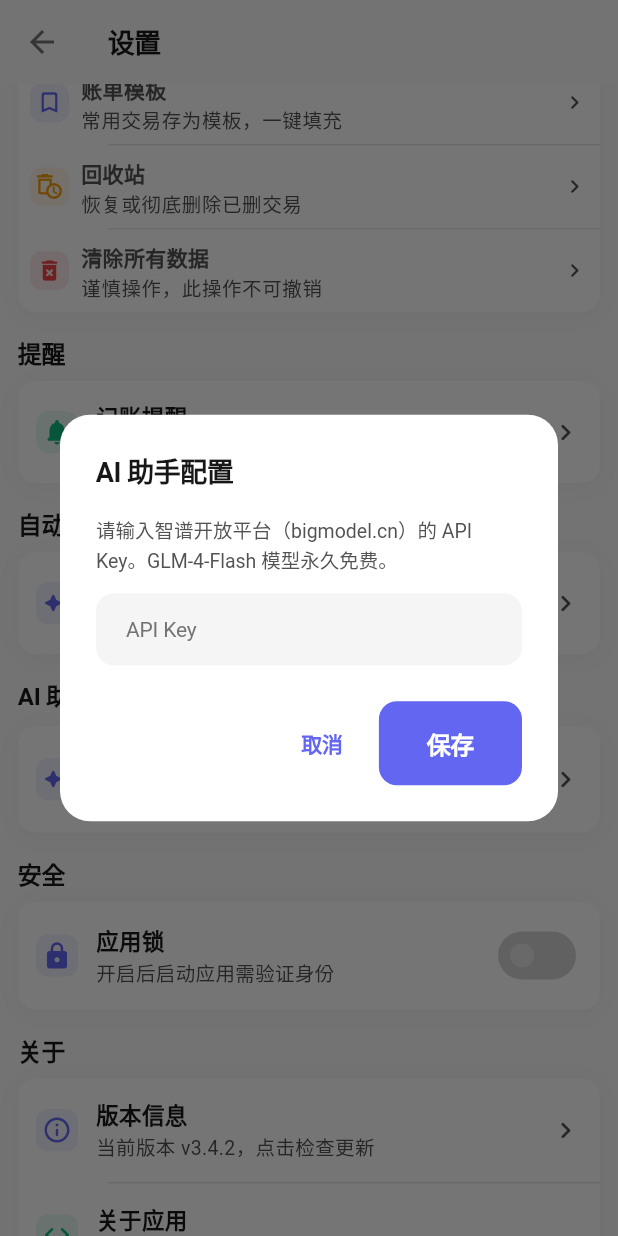
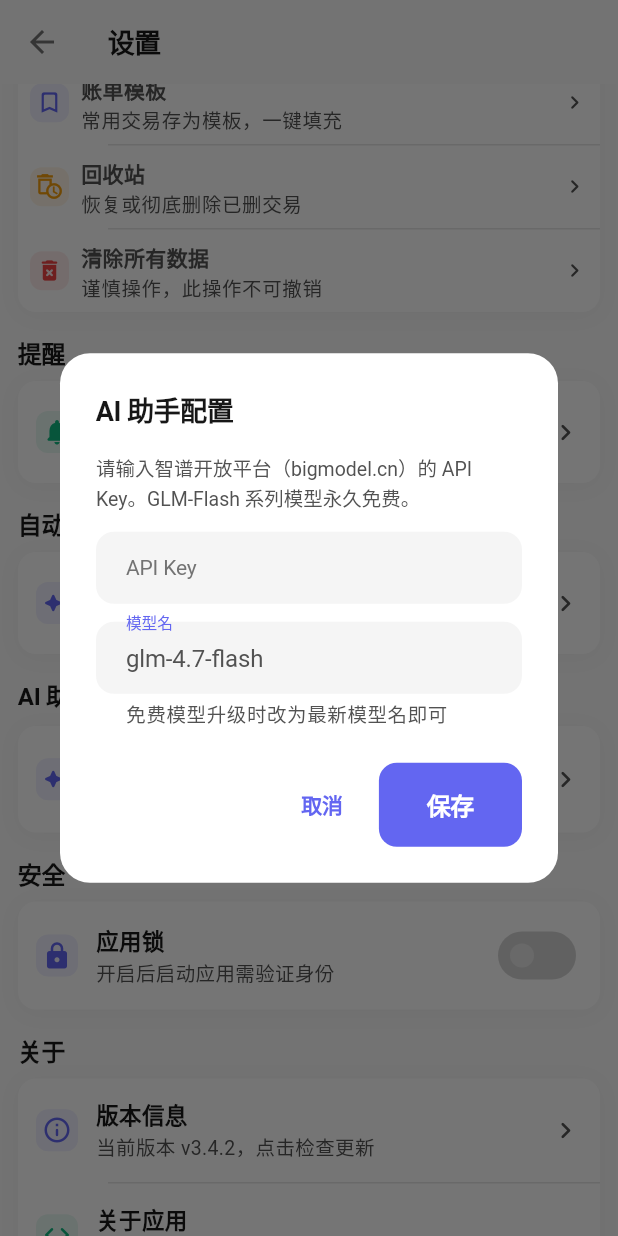
Before and after one commit to Wenhuang-Pan/JiTour, a Flutter app: the SettingsScreen screen opened by its route, scrolled down 576 dp, after a tap on "AI 账单分析", on a phone screen of 412 x 824 dp. Run offline on Flutter 3.47's test engine with Material 3 defaults, Android fonts, the phone set to English and light mode, and no system bars; our stand-ins replace decimal, file_picker, fl_chart, geolocator, hive, hive_flutter and 6 more; missing offline and left inert: google_mlkit_text_recognition, quick_actions, webdav_client; accounts and stored records are empty; statements that could not run were skipped.

Commit message:
v3.4.2: AI模型名可配置，默认升级为glm-4.7-flash
Co-Authored-By: Claude Sonnet 4.6 <noreply@anthropic.com>

```diff
--- a/lib/screens/settings_screen.dart
+++ b/lib/screens/settings_screen.dart
@@ -814,13 +814,18 @@ class SettingsScreen extends StatelessWidget {
         icon: Icons.auto_awesome_rounded,
         iconColor: AppTheme.getPrimaryColor(context),
         title: 'AI 账单分析',
-        subtitle: isConfigured ? '已配置 API Key' : '未配置 · 点击设置',
+        // WHY: 动态显示当前模型名，方便用户确认模型配置是否生效
+        subtitle:
+            isConfigured ? '已配置 · ${AiConfigService.getModel()}' : '未配置 · 点击设置',
         onTap: () => _showAiConfigDialog(context),
       ),
     );
   }
 
-  /// 显示 AI API Key 配置弹窗。
+  /// 显示 AI API Key 与模型名配置弹窗。
+  ///
+  /// WHY: 模型名开放配置——智谱免费模型持续升级（glm-4-flash →
+  /// glm-4.7-flash → …），用户改模型名即可跟进，无需 app 发版。
   ///
   /// @param context 构建上下文。
   void _showAiConfigDialog(BuildContext context) {
@@ -829,18 +834,22 @@ class SettingsScreen extends StatelessWidget {
     final controller = TextEditingController(
       text: AiConfigService.getApiKey() ?? '',
     );
+    final modelController = TextEditingController(
+      text: AiConfigService.getModel(),
+    );
     showDialog<void>(
       context: context,
       builder: (dialogContext) {
         return AlertDialog(
           title: const Text('AI 助手配置'),
-          content: Column(
+          content: SingleChildScrollView(
+            child: Column(
               mainAxisSize: MainAxisSize.min,
               crossAxisAlignment: CrossAxisAlignment.start,
               children: [
                 const Text(
                   '请输入智谱开放平台（bigmodel.cn）的 API Key。'
-                'GLM-4-Flash 模型永久免费。',
+                  'GLM-Flash 系列模型永久免费。',
                   style: TextStyle(fontSize: 13),
                 ),
                 const SizedBox(height: AppTheme.spaceMedium),
@@ -853,7 +862,17 @@ class SettingsScreen extends StatelessWidget {
                   ),
                   obscureText: true,
                 ),
+                const SizedBox(height: AppTheme.spaceMedium),
+                TextField(
+                  controller: modelController,
+                  decoration: const InputDecoration(
+                    labelText: '模型名',
+                    border: OutlineInputBorder(),
+                    helperText: '免费模型升级时改为最新模型名即可',
+                  ),
+                ),
               ],
+            ),
           ),
           actions: [
             if (AiConfigService.isConfigured())
@@ -887,10 +906,16 @@ class SettingsScreen extends StatelessWidget {
                 }
                 try {
                   await AiConfigService.setApiKey(key);
+                  // WHY: 模型名留空语义为「恢复默认」，由 setModel 内部处理
+                  await AiConfigService.setModel(modelController.text);
                   if (dialogContext.mounted) {
                     Navigator.pop(dialogContext);
                     messenger.showSnackBar(
-                      const SnackBar(content: Text('API Key 已保存')),
+                      SnackBar(
+                        content: Text(
+                          '已保存，当前模型：${AiConfigService.getModel()}',
+                        ),
+                      ),
                     );
                     if (context.mounted) {
                       (context as Element).markNeedsBuild();
--- a/lib/services/ai_analysis_service.dart
+++ b/lib/services/ai_analysis_service.dart
@@ -70,7 +70,10 @@ class AiAnalysisService {
       'https://open.bigmodel.cn/api/paas/v4/chat/completions';
 
   /// 使用的模型名称
-  static const String _model = 'glm-4-flash';
+  ///
+  /// WHY: 从 AiConfigService 运行时读取（默认 glm-4.7-flash），
+  /// 智谱免费模型升级时用户改配置即可，无需发版。
+  static String get _model => AiConfigService.getModel();
 
   /// 请求超时时间
   static const Duration _timeout = Duration(seconds: 30);
--- a/lib/services/ai_config_service.dart
+++ b/lib/services/ai_config_service.dart
@@ -3,13 +3,21 @@ import 'database_service.dart';
 
 /// AI 助手配置服务
 ///
-/// WHY: 管理智谱 AI API Key 的读写，不硬编码密钥，
-/// 由用户在设置页自行配置。Key 存储在 Hive 独立 box 中。
+/// WHY: 管理智谱 AI API Key 与模型名的读写，不硬编码密钥，
+/// 由用户在设置页自行配置。配置存储在 Hive 独立 box 中。
+/// 模型名可配置的原因：智谱免费模型持续迭代（如 glm-4-flash →
+/// glm-4.7-flash），模型名开放配置后无需发版即可跟进升级。
 class AiConfigService {
   AiConfigService._();
 
   /// API Key 在 Hive box 中的存储键名
   static const String _apiKeyField = 'api_key';
+
+  /// 模型名在 Hive box 中的存储键名
+  static const String _modelField = 'model';
+
+  /// 默认模型名（智谱当前免费模型）
+  static const String defaultModel = 'glm-4.7-flash';
 
   /// 获取已配置的 API Key。
   ///
@@ -63,4 +71,43 @@ class AiConfigService {
     final key = getApiKey();
     return key != null && key.isNotEmpty;
   }
+
+  /// 获取当前使用的模型名。
+  ///
+  /// WHY: 模型名可配置，智谱免费模型升级时用户改配置即可，无需 app 发版。
+  ///
+  /// @return 已配置的模型名；未配置或配置为空时返回默认模型 [defaultModel]。
+  static String getModel() {
+    try {
+      final stored = DatabaseService.aiConfig.get(_modelField);
+      if (stored == null || stored.trim().isEmpty) {
+        return defaultModel;
+      }
+      return stored.trim();
+    } catch (e) {
+      debugPrint('[AiConfig] getModel 异常: $e');
+      return defaultModel;
+    }
+  }
+
+  /// 保存模型名。
+  ///
+  /// @param model 智谱模型名（如 glm-4.7-flash）。空白字符串表示恢复默认。
+  /// @return Future 完成持久化。空白输入会清除已存配置（回到默认模型）。
+  static Future<void> setModel(String model) async {
+    final trimmed = model.trim();
+    try {
+      if (trimmed.isEmpty) {
+        // WHY: 空输入语义为「恢复默认」，清除已存配置
+        await DatabaseService.aiConfig.delete(_modelField);
+        debugPrint('[AiConfig] setModel 清除配置，恢复默认');
+      } else {
+        await DatabaseService.aiConfig.put(_modelField, trimmed);
+        debugPrint('[AiConfig] setModel 成功: $trimmed');
+      }
+    } catch (e) {
+      debugPrint('[AiConfig] setModel 失败: $e');
+      rethrow;
+    }
+  }
 }
```
Also changed, not shown: 1 other file. Lines whose indentation alone changed are shown as unchanged.
